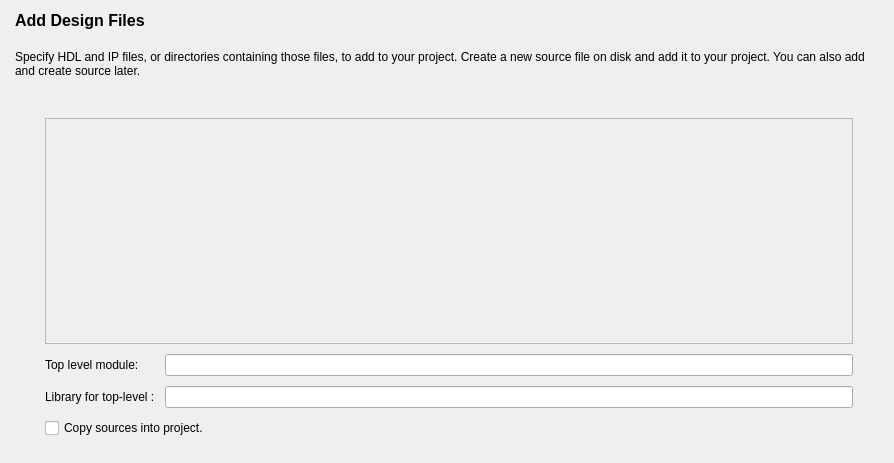
First picture: the form in src/NewProject/add_source_form.ui, repository os-fpga/FOEDAG, before the edit.
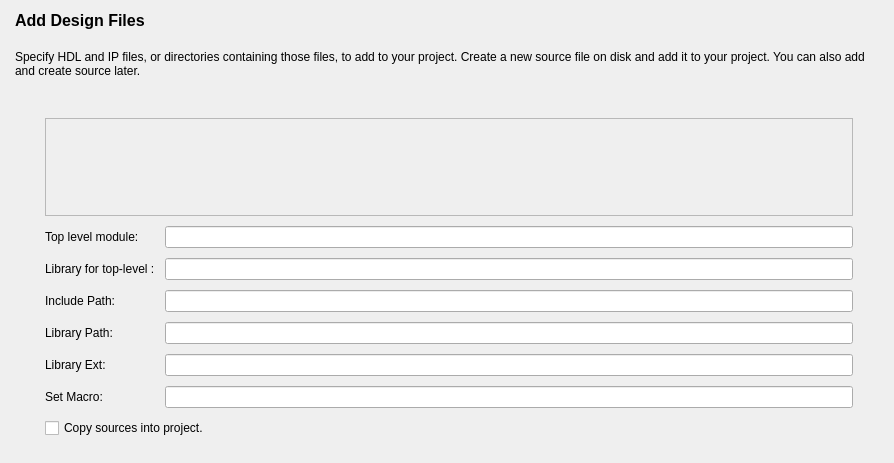
Second picture: the form after the edit.

Commit message: Adding the following fields to new project dialog: Include Path, Library Path, Library Ext, Set Macro

What changed in the file:
```diff
--- a/src/NewProject/add_source_form.ui
+++ b/src/NewProject/add_source_form.ui
@@ -107,6 +107,46 @@
          <item row="1" column="1">
           <widget class="QLineEdit" name="lineEditTopModuleLib"/>
          </item>
+         <item row="2" column="0">
+          <widget class="QLabel" name="label">
+           <property name="text">
+            <string>Include Path:</string>
+           </property>
+          </widget>
+         </item>
+         <item row="2" column="1">
+          <widget class="QLineEdit" name="lineEditIncludePath"/>
+         </item>
+         <item row="3" column="0">
+          <widget class="QLabel" name="label">
+           <property name="text">
+            <string>Library Path:</string>
+           </property>
+          </widget>
+         </item>
+         <item row="3" column="1">
+          <widget class="QLineEdit" name="lineEditLibraryPath"/>
+         </item>
+         <item row="4" column="0">
+          <widget class="QLabel" name="label">
+           <property name="text">
+            <string>Library Ext:</string>
+           </property>
+          </widget>
+         </item>
+         <item row="4" column="1">
+          <widget class="QLineEdit" name="lineEditLibraryExt"/>
+         </item>
+         <item row="5" column="0">
+          <widget class="QLabel" name="label">
+           <property name="text">
+            <string>Set Macro:</string>
+           </property>
+          </widget>
+         </item>
+         <item row="5" column="1">
+          <widget class="QLineEdit" name="lineEditSetMacro"/>
+         </item>
         </layout>
        </item>
        <item>
```
The commit also changes 7 other files.
